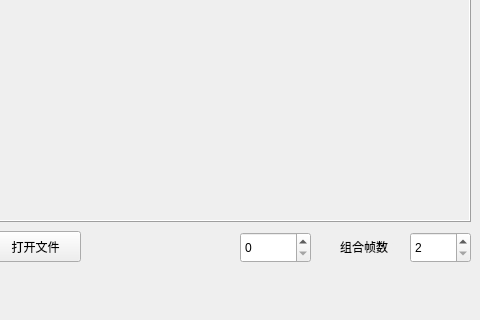
deqinli/diftCorrection, file mainwindow.ui: the form before one commit; both pictures show x 660 to 1140 and y 339 to 659 of the 1369 by 659 pixel window.
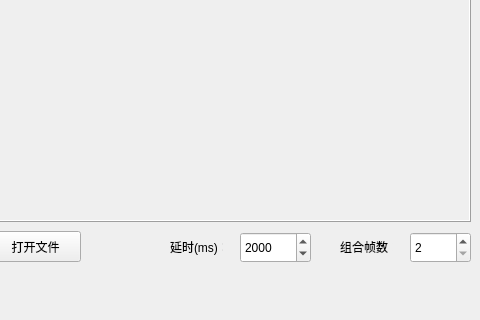
The form after the commit.

Commit message: 界面增加计算后的延时等待参数

```diff
--- a/mainwindow.ui
+++ b/mainwindow.ui
@@ -148,6 +148,28 @@
       <width>71</width>
       <height>31</height>
      </rect>
+    </property>
+    <property name="maximum">
+     <number>10000</number>
+    </property>
+    <property name="singleStep">
+     <number>100</number>
+    </property>
+    <property name="value">
+     <number>2000</number>
+    </property>
+   </widget>
+   <widget class="QLabel" name="label_3">
+    <property name="geometry">
+     <rect>
+      <x>830</x>
+      <y>570</y>
+      <width>53</width>
+      <height>31</height>
+     </rect>
+    </property>
+    <property name="text">
+     <string>延时(ms)：</string>
     </property>
    </widget>
   </widget>
```
Left out of the diff: 2 changed lines with no effect on the pictures. The commit also changes 2 other files.
